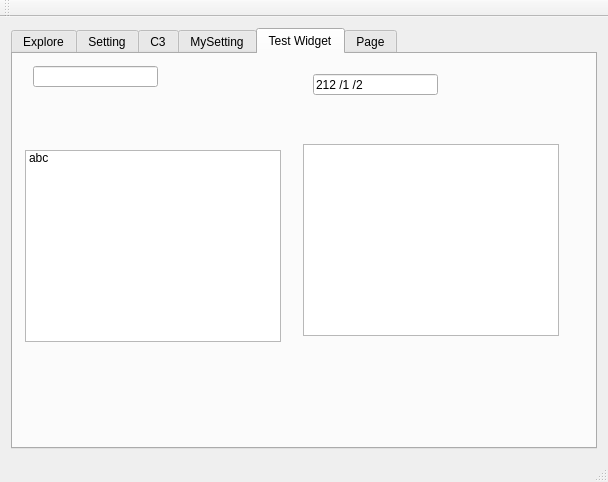
The window that MyTool/mainwindow.ui (huangatone/Mac_Qt) describes before a commit, drawn with Qt 5.
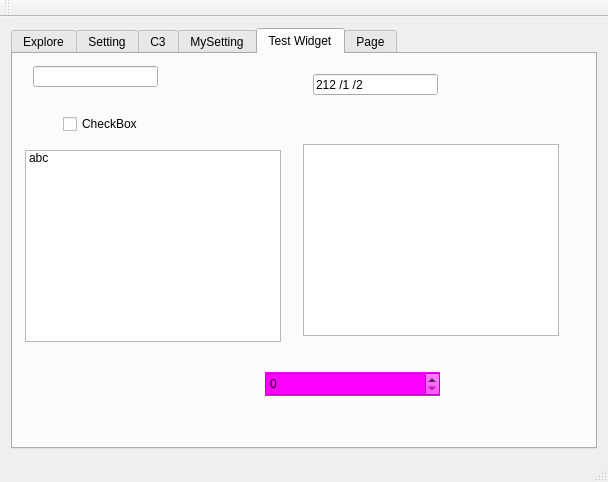
The same window after the commit. The open tabs and pages were chosen to show the change. Icons and pictures are not drawn. Custom widgets are drawn as their Qt base class.

Diff of the .ui file:
```diff
--- a/MyTool/mainwindow.ui
+++ b/MyTool/mainwindow.ui
@@ -127,6 +127,51 @@
          <set>QAbstractItemView::AllEditTriggers</set>
         </property>
        </widget>
+       <widget class="QSpinBox" name="spinBox">
+        <property name="geometry">
+         <rect>
+          <x>252</x>
+          <y>318</y>
+          <width>175</width>
+          <height>24</height>
+         </rect>
+        </property>
+        <property name="autoFillBackground">
+         <bool>true</bool>
+        </property>
+        <property name="styleSheet">
+         <string notr="true">background-color: rgb(255, 0, 255)</string>
+        </property>
+       </widget>
+       <widget class="QCheckBox" name="checkBox">
+        <property name="geometry">
+         <rect>
+          <x>50</x>
+          <y>60</y>
+          <width>87</width>
+          <height>20</height>
+         </rect>
+        </property>
+        <property name="text">
+         <string>CheckBox</string>
+        </property>
+       </widget>
+       <widget class="QLabel" name="label">
+        <property name="geometry">
+         <rect>
+          <x>70</x>
+          <y>310</y>
+          <width>91</width>
+          <height>61</height>
+         </rect>
+        </property>
+        <property name="text">
+         <string/>
+        </property>
+        <property name="pixmap">
+         <pixmap resource="tool.qrc">:/mytool/img/face-smile 2.png</pixmap>
+        </property>
+       </widget>
       </widget>
       <widget class="QWidget" name="tab_6">
        <attribute name="title">
```
Left out of the diff: 6 changed lines with no effect on the pictures.
